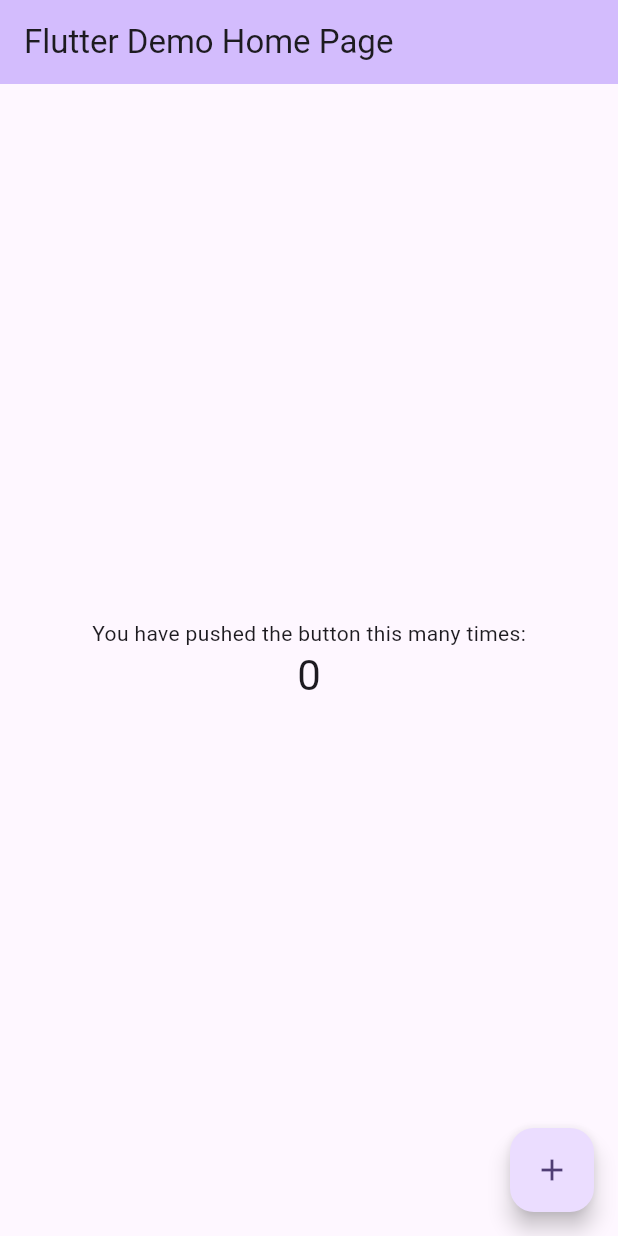
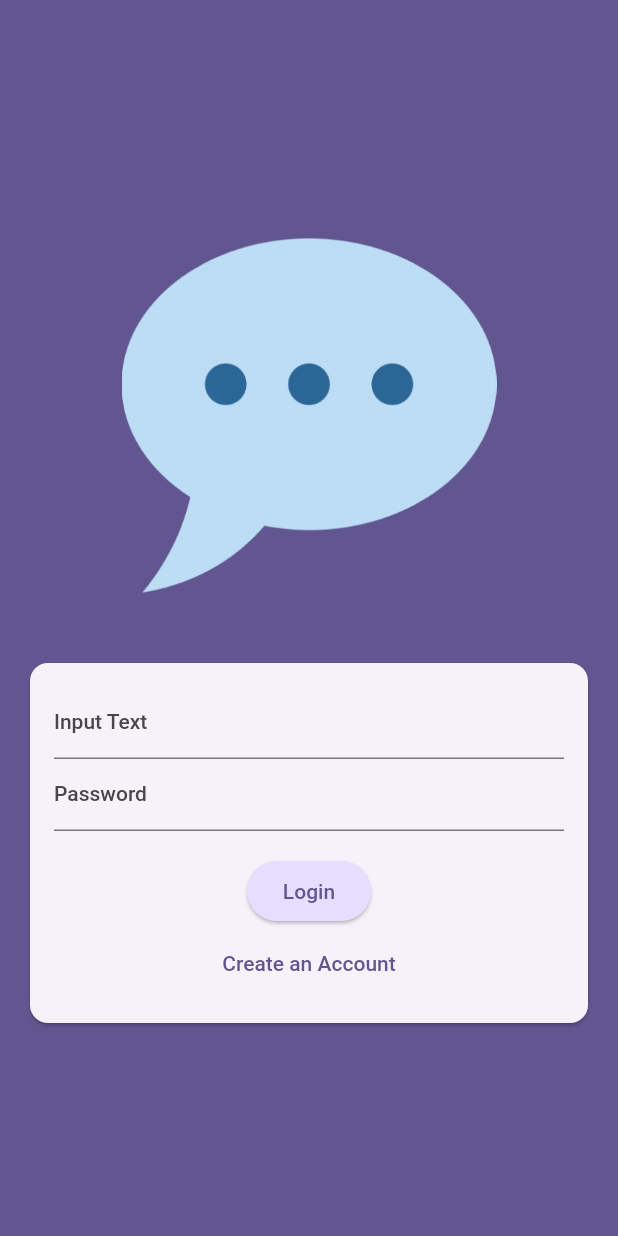
Before and after one commit to THESHIVAM007/chat_app, a Flutter app: the screen it shows after launch, on a phone screen of 412 x 824 dp. Run offline on Flutter 3.47's test engine with Material 2 defaults, Android fonts, the phone set to English and light mode, and no system bars; our stand-ins replace firebase_auth, firebase_core; accounts and stored records are empty.

Commit message:
user-login-signup-done

```diff
--- a/lib/main.dart
+++ b/lib/main.dart
@@ -1,125 +1,43 @@
+import 'package:chat_app/screens/auth.dart';
+import 'package:chat_app/screens/chat.dart';
+import 'package:chat_app/screens/splash.dart';
+import 'package:firebase_auth/firebase_auth.dart';
 import 'package:flutter/material.dart';
+import 'package:firebase_core/firebase_core.dart';
+import 'firebase_options.dart';
 
-void main() {
-  runApp(const MyApp());
+void main() async {
+  WidgetsFlutterBinding.ensureInitialized();
+  await Firebase.initializeApp(
+    options: DefaultFirebaseOptions.currentPlatform,
+  );
+  runApp(const App());
 }
 
-class MyApp extends StatelessWidget {
-  const MyApp({super.key});
+class App extends StatelessWidget {
+  const App({super.key});
 
-  // This widget is the root of your application.
   @override
   Widget build(BuildContext context) {
     return MaterialApp(
-      title: 'Flutter Demo',
-      theme: ThemeData(
-        // This is the theme of your application.
-        //
-        // TRY THIS: Try running your application with "flutter run". You'll see
-        // the application has a blue toolbar. Then, without quitting the app,
-        // try changing the seedColor in the colorScheme below to Colors.green
-        // and then invoke "hot reload" (save your changes or press the "hot
-        // reload" button in a Flutter-supported IDE, or press "r" if you used
-        // the command line to start the app).
-        //
-        // Notice that the counter didn't reset back to zero; the application
-        // state is not lost during the reload. To reset the state, use hot
-        // restart instead.
-        //
-        // This works for code too, not just values: Most code changes can be
-        // tested with just a hot reload.
-        colorScheme: ColorScheme.fromSeed(seedColor: Colors.deepPurple),
-        useMaterial3: true,
-      ),
-      home: const MyHomePage(title: 'Flutter Demo Home Page'),
-    );
+      debugShowCheckedModeBanner: false,
+        title: 'FlutterChat',
+        theme: ThemeData().copyWith(
+          useMaterial3: true,
+          colorScheme: ColorScheme.fromSeed(
+              seedColor: const Color.fromARGB(255, 63, 17, 177)),
+        ),
+        home: StreamBuilder(
+          stream: FirebaseAuth.instance.authStateChanges(),
+          builder: (context, snapshot) {
+            if(snapshot.connectionState==ConnectionState.waiting){
+              return const SplashScreen();
+            }
+            if (snapshot.hasData) {
+              return const ChatScreen();
+            }
+            return const AuthScreen();
+          },
+        ));
   }
 }
-
-class MyHomePage extends StatefulWidget {
-  const MyHomePage({super.key, required this.title});
-
-  // This widget is the home page of your application. It is stateful, meaning
-  // that it has a State object (defined below) that contains fields that affect
-  // how it looks.
-
-  // This class is the configuration for the state. It holds the values (in this
-  // case the title) provided by the parent (in this case the App widget) and
-  // used by the build method of the State. Fields in a Widget subclass are
-  // always marked "final".
-
-  final String title;
-
-  @override
-  State<MyHomePage> createState() => _MyHomePageState();
-}
-
-class _MyHomePageState extends State<MyHomePage> {
-  int _counter = 0;
-
-  void _incrementCounter() {
-    setState(() {
-      // This call to setState tells the Flutter framework that something has
-      // changed in this State, which causes it to rerun the build method below
-      // so that the display can reflect the updated values. If we changed
-      // _counter without calling setState(), then the build method would not be
-      // called again, and so nothing would appear to happen.
-      _counter++;
-    });
-  }
-
-  @override
-  Widget build(BuildContext context) {
-    // This method is rerun every time setState is called, for instance as done
-    // by the _incrementCounter method above.
-    //
-    // The Flutter framework has been optimized to make rerunning build methods
-    // fast, so that you can just rebuild anything that needs updating rather
-    // than having to individually change instances of widgets.
-    return Scaffold(
-      appBar: AppBar(
-        // TRY THIS: Try changing the color here to a specific color (to
-        // Colors.amber, perhaps?) and trigger a hot reload to see the AppBar
-        // change color while the other colors stay the same.
-        backgroundColor: Theme.of(context).colorScheme.inversePrimary,
-        // Here we take the value from the MyHomePage object that was created by
-        // the App.build method, and use it to set our appbar title.
-        title: Text(widget.title),
-      ),
-      body: Center(
-        // Center is a layout widget. It takes a single child and positions it
-        // in the middle of the parent.
-        child: Column(
-          // Column is also a layout widget. It takes a list of children and
-          // arranges them vertically. By default, it sizes itself to fit its
-          // children horizontally, and tries to be as tall as its parent.
-          //
-          // Column has various properties to control how it sizes itself and
-          // how it positions its children. Here we use mainAxisAlignment to
-          // center the children vertically; the main axis here is the vertical
-          // axis because Columns are vertical (the cross axis would be
-          // horizontal).
-          //
-          // TRY THIS: Invoke "debug painting" (choose the "Toggle Debug Paint"
-          // action in the IDE, or press "p" in the console), to see the
-          // wireframe for each widget.
-          mainAxisAlignment: MainAxisAlignment.center,
-          children: <Widget>[
-            const Text(
-              'You have pushed the button this many times:',
-            ),
-            Text(
-              '$_counter',
-              style: Theme.of(context).textTheme.headlineMedium,
-            ),
-          ],
-        ),
-      ),
-      floatingActionButton: FloatingActionButton(
-        onPressed: _incrementCounter,
-        tooltip: 'Increment',
-        child: const Icon(Icons.add),
-      ), // This trailing comma makes auto-formatting nicer for build methods.
-    );
-  }
-}
--- /dev/null
+++ b/lib/screens/auth.dart
@@ -0,0 +1,140 @@
+import 'package:flutter/material.dart';
+import 'package:firebase_auth/firebase_auth.dart';
+
+final _firebase = FirebaseAuth.instance;
+
+class AuthScreen extends StatefulWidget {
+  const AuthScreen({super.key});
+  @override
+  State<AuthScreen> createState() {
+    return _AuthScreenState();
+  }
+}
+
+class _AuthScreenState extends State<AuthScreen> {
+  final _form = GlobalKey<FormState>();
+  bool _isLogin = true;
+  var _enteredEmail = '';
+  var _enteredPassword = '';
+
+  void _submit() async {
+    final isValid = _form.currentState!.validate();
+    if (!isValid) {
+      return;
+    }
+
+    _form.currentState!.save();
+
+    try {
+      if (_isLogin) {
+        final userCredential = await _firebase.signInWithEmailAndPassword(
+            email: _enteredEmail, password: _enteredPassword);
+
+      } else {
+        final userCredential = await _firebase.createUserWithEmailAndPassword(
+            email: _enteredEmail, password: _enteredPassword);
+
+      }
+    } on FirebaseAuthException catch (error) {
+      if (error.code == "email-already-in-use") {}
+      // ignore: use_build_context_synchronously
+      ScaffoldMessenger.of(context).clearSnackBars();
+      // ignore: use_build_context_synchronously
+      ScaffoldMessenger.of(context).showSnackBar(
+          SnackBar(content: Text(error.message ?? "Authentication Failed")));
+    }
+  }
+
+  @override
+  Widget build(BuildContext context) {
+    return Scaffold(
+      backgroundColor: Theme.of(context).colorScheme.primary,
+      body: Center(
+        child: SingleChildScrollView(
+          child: Column(
+            mainAxisAlignment: MainAxisAlignment.center,
+            children: [
+              Container(
+                padding: const EdgeInsets.only(
+                    left: 20, right: 20, top: 30, bottom: 20),
+                height: 300,
+                child: Image.asset('assets/images/chat.png'),
+              ),
+              Card(
+                margin: const EdgeInsets.all(20),
+                child: SingleChildScrollView(
+                  child: Padding(
+                    padding: const EdgeInsets.all(16),
+                    child: Form(
+                      key: _form,
+                      child: Column(
+                        children: [
+                          TextFormField(
+                            decoration: const InputDecoration(
+                              labelText: 'Input Text',
+                            ),
+                            keyboardType: TextInputType.emailAddress,
+                            autocorrect: false,
+                            textCapitalization: TextCapitalization.none,
+                            validator: (value) {
+                              if (value == null ||
+                                  value.trim().isEmpty ||
+                                  !value.contains('@')) {
+                                return 'Plase enter a valid email';
+                              }
+                              return null;
+                            },
+                            onSaved: (value) {
+                              _enteredEmail = value!;
+                            },
+                          ),
+                          TextFormField(
+                            decoration: const InputDecoration(
+                              labelText: 'Password',
+                            ),
+                            obscureText: true,
+                            validator: (value) {
+                              if (value == null || value.trim().length < 6) {
+                                return 'password length must be 6 character or more ';
+                              }
+                              return null;
+                            },
+                            onSaved: (value) {
+                              _enteredPassword = value!;
+                            },
+                          ),
+                          const SizedBox(
+                            height: 16,
+                          ),
+                          ElevatedButton(
+                            onPressed: _submit,
+                            style: ElevatedButton.styleFrom(
+                              backgroundColor: Theme.of(context)
+                                  .colorScheme
+                                  .primaryContainer,
+                            ),
+                            child: Text(_isLogin ? 'Login' : 'Sign Up'),
+                          ),
+                          TextButton(
+                            onPressed: () {
+                              setState(() {
+                                _isLogin = !_isLogin;
+                              });
+                            },
+                            child: Text(_isLogin
+                                ? 'Create an Account'
+                                : 'Already have a Account'),
+                          )
+                        ],
+                      ),
+                    ),
+                  ),
+                ),
+              )
+            ],
+          ),
+        ),
+      ),
+    );
+  }
+}
```
Also changed, not shown: lib/screens/chat.dart (added, +26 -0 lines), lib/screens/splash.dart (added, +18 -0 lines), pubspec.yaml (+6 -2 lines), assets/images/chat.png (added), lib/firebase_options.dart (added), pubspec.lock, 9 other files.
